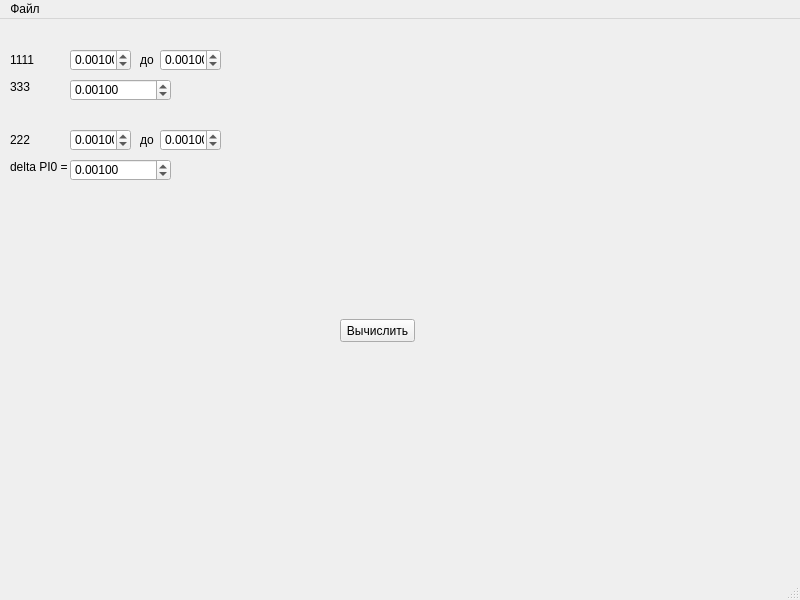
Before: the Qt Designer form practic/test.ui in Pirozhok76/TryPr, drawn with Qt 5.
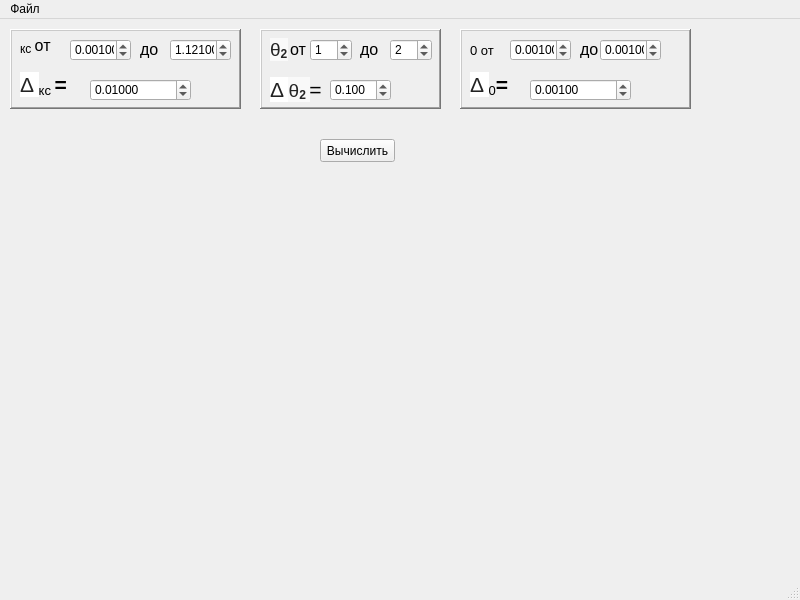
After: the same form once the commit is applied. Icons and pictures are not drawn.

Commit message: add teta om UI, fix bugs

```diff
--- a/practic/test.ui
+++ b/practic/test.ui
@@ -24,8 +24,8 @@
    <widget class="QPushButton" name="btn1">
     <property name="geometry">
      <rect>
-      <x>340</x>
-      <y>300</y>
+      <x>320</x>
+      <y>120</y>
       <width>75</width>
       <height>23</height>
      </rect>
@@ -34,138 +34,39 @@
      <string>Вычислить</string>
     </property>
    </widget>
+   <widget class="QFrame" name="frame">
+    <property name="geometry">
+     <rect>
+      <x>10</x>
+      <y>10</y>
+      <width>231</width>
+      <height>80</height>
+     </rect>
+    </property>
+    <property name="frameShape">
+     <enum>QFrame::WinPanel</enum>
+    </property>
+    <property name="frameShadow">
+     <enum>QFrame::Raised</enum>
+    </property>
    <widget class="QLabel" name="lbl_1">
     <property name="geometry">
      <rect>
       <x>10</x>
-      <y>30</y>
-      <width>51</width>
-      <height>21</height>
+       <y>0</y>
+       <width>41</width>
+       <height>31</height>
      </rect>
     </property>
     <property name="text">
-     <string>1111</string>
-    </property>
-   </widget>
-   <widget class="QLabel" name="lbl_2">
-    <property name="geometry">
-     <rect>
-      <x>10</x>
-      <y>60</y>
-      <width>61</width>
-      <height>16</height>
-     </rect>
-    </property>
-    <property name="text">
-     <string>333</string>
-    </property>
-   </widget>
-   <widget class="QDoubleSpinBox" name="dblSpinBox">
-    <property name="geometry">
-     <rect>
-      <x>70</x>
-      <y>60</y>
-      <width>101</width>
-      <height>22</height>
-     </rect>
-    </property>
-    <property name="wrapping">
-     <bool>true</bool>
-    </property>
-    <property name="decimals">
-     <number>5</number>
-    </property>
-    <property name="minimum">
-     <double>0.001000000000000</double>
-    </property>
-    <property name="maximum">
-     <double>0.500000000000000</double>
-    </property>
-    <property name="singleStep">
-     <double>0.001000000000000</double>
-    </property>
-   </widget>
-   <widget class="QLabel" name="lbl_3">
-    <property name="geometry">
-     <rect>
-      <x>10</x>
-      <y>140</y>
-      <width>61</width>
-      <height>16</height>
-     </rect>
-    </property>
-    <property name="text">
-     <string>delta PI0 = </string>
-    </property>
-   </widget>
-   <widget class="QLabel" name="lbl_4">
-    <property name="geometry">
-     <rect>
-      <x>10</x>
-      <y>110</y>
-      <width>51</width>
-      <height>21</height>
-     </rect>
-    </property>
-    <property name="text">
-     <string>222</string>
-    </property>
-   </widget>
-   <widget class="QDoubleSpinBox" name="dblSpinBox_2">
-    <property name="geometry">
-     <rect>
-      <x>70</x>
-      <y>140</y>
-      <width>101</width>
-      <height>22</height>
-     </rect>
-    </property>
-    <property name="wrapping">
-     <bool>true</bool>
-    </property>
-    <property name="decimals">
-     <number>5</number>
-    </property>
-    <property name="minimum">
-     <double>0.001000000000000</double>
-    </property>
-    <property name="maximum">
-     <double>0.500000000000000</double>
-    </property>
-    <property name="singleStep">
-     <double>0.001000000000000</double>
+      <string>&lt;html&gt;&lt;head/&gt;&lt;body&gt;&lt;p&gt;&lt;img src=&quot;file:///C:\Users\arist\AppData\Local\Temp\msohtmlclip1\01\clip_image002.png&quot; width=&quot;11&quot; height=&quot;26&quot;/&gt;&lt;span style=&quot; font-family:'Times New Roman,serif'; font-size:14pt; vertical-align:sub;&quot;&gt;кс &lt;/span&gt;&lt;span style=&quot; font-family:'Times New Roman,serif'; font-size:12pt;&quot;&gt;от&lt;/span&gt;&lt;/p&gt;&lt;/body&gt;&lt;/html&gt;</string>
     </property>
    </widget>
    <widget class="QDoubleSpinBox" name="dblSpinBox_3">
     <property name="geometry">
      <rect>
-      <x>70</x>
-      <y>30</y>
-      <width>61</width>
-      <height>22</height>
-     </rect>
-    </property>
-    <property name="wrapping">
-     <bool>true</bool>
-    </property>
-    <property name="decimals">
-     <number>5</number>
-    </property>
-    <property name="minimum">
-     <double>0.001000000000000</double>
-    </property>
-    <property name="maximum">
-     <double>0.500000000000000</double>
-    </property>
-    <property name="singleStep">
-     <double>0.001000000000000</double>
-    </property>
-   </widget>
-   <widget class="QDoubleSpinBox" name="dblSpinBox_4">
-    <property name="geometry">
-     <rect>
-      <x>160</x>
-      <y>30</y>
+       <x>60</x>
+       <y>10</y>
       <width>61</width>
       <height>22</height>
      </rect>
@@ -189,21 +90,110 @@
    <widget class="QLabel" name="lbl_7">
     <property name="geometry">
      <rect>
-      <x>140</x>
-      <y>30</y>
+       <x>130</x>
+       <y>10</y>
       <width>21</width>
       <height>21</height>
      </rect>
     </property>
     <property name="text">
-     <string>до</string>
-    </property>
-   </widget>
+      <string>&lt;html&gt;&lt;head/&gt;&lt;body&gt;&lt;p&gt;&lt;span style=&quot; font-size:12pt;&quot;&gt;до&lt;/span&gt;&lt;/p&gt;&lt;/body&gt;&lt;/html&gt;</string>
+     </property>
+    </widget>
+    <widget class="QDoubleSpinBox" name="dblSpinBox_4">
+     <property name="geometry">
+      <rect>
+       <x>160</x>
+       <y>10</y>
+       <width>61</width>
+       <height>22</height>
+      </rect>
+     </property>
+     <property name="wrapping">
+      <bool>true</bool>
+     </property>
+     <property name="decimals">
+      <number>5</number>
+     </property>
+     <property name="minimum">
+      <double>0.001000000000000</double>
+     </property>
+     <property name="maximum">
+      <double>2.000000000000000</double>
+     </property>
+     <property name="singleStep">
+      <double>0.001000000000000</double>
+     </property>
+     <property name="value">
+      <double>1.121000000000000</double>
+     </property>
+    </widget>
+    <widget class="QLabel" name="lbl_2">
+     <property name="geometry">
+      <rect>
+       <x>10</x>
+       <y>40</y>
+       <width>81</width>
+       <height>31</height>
+      </rect>
+     </property>
+     <property name="text">
+      <string>&lt;!DOCTYPE HTML PUBLIC &quot;-//W3C//DTD HTML 4.0//EN&quot; &quot;http://www.w3.org/TR/REC-html40/strict.dtd&quot;&gt;
+&lt;html&gt;&lt;head&gt;&lt;meta name=&quot;qrichtext&quot; content=&quot;1&quot; /&gt;&lt;style type=&quot;text/css&quot;&gt;
+p, li { white-space: pre-wrap; }
+&lt;/style&gt;&lt;/head&gt;&lt;body style=&quot; font-family:'MS Shell Dlg 2'; font-size:8pt; font-weight:400; font-style:normal;&quot;&gt;
+&lt;p style=&quot; margin-top:12px; margin-bottom:12px; margin-left:0px; margin-right:0px; -qt-block-indent:0; text-indent:0px;&quot;&gt;&lt;span style=&quot; font-family:'arial,sans-serif'; font-size:16pt; color:#222222; background-color:#ffffff;&quot;&gt;Δ &lt;/span&gt;&lt;img src=&quot;file:///C:\Users\arist\AppData\Local\Temp\msohtmlclip1\01\clip_image002.png&quot; width=&quot;11&quot; height=&quot;26&quot; /&gt;&lt;span style=&quot; font-family:'Times New Roman,serif'; font-size:16pt; vertical-align:sub;&quot;&gt;кс &lt;/span&gt;&lt;span style=&quot; font-family:'Times New Roman,serif'; font-size:16pt; font-weight:600;&quot;&gt;=&lt;/span&gt;&lt;/p&gt;&lt;/body&gt;&lt;/html&gt;</string>
+     </property>
+    </widget>
+    <widget class="QDoubleSpinBox" name="dblSpinBox">
+     <property name="geometry">
+      <rect>
+       <x>80</x>
+       <y>50</y>
+       <width>101</width>
+       <height>22</height>
+      </rect>
+     </property>
+     <property name="wrapping">
+      <bool>true</bool>
+     </property>
+     <property name="decimals">
+      <number>5</number>
+     </property>
+     <property name="minimum">
+      <double>0.001000000000000</double>
+     </property>
+     <property name="maximum">
+      <double>1.000000000000000</double>
+     </property>
+     <property name="singleStep">
+      <double>0.000500000000000</double>
+     </property>
+     <property name="value">
+      <double>0.010000000000000</double>
+     </property>
+    </widget>
+   </widget>
+   <widget class="QFrame" name="frame_2">
+    <property name="geometry">
+     <rect>
+      <x>460</x>
+      <y>10</y>
+      <width>231</width>
+      <height>80</height>
+     </rect>
+    </property>
+    <property name="frameShape">
+     <enum>QFrame::WinPanel</enum>
+    </property>
+    <property name="frameShadow">
+     <enum>QFrame::Raised</enum>
+    </property>
    <widget class="QDoubleSpinBox" name="dblSpinBox_5">
     <property name="geometry">
      <rect>
-      <x>70</x>
-      <y>110</y>
+       <x>50</x>
+       <y>10</y>
       <width>61</width>
       <height>22</height>
      </rect>
@@ -224,24 +214,37 @@
      <double>0.001000000000000</double>
     </property>
    </widget>
+    <widget class="QLabel" name="lbl_4">
+     <property name="geometry">
+      <rect>
+       <x>10</x>
+       <y>0</y>
+       <width>51</width>
+       <height>31</height>
+      </rect>
+     </property>
+     <property name="text">
+      <string>&lt;html&gt;&lt;head/&gt;&lt;body&gt;&lt;p&gt;&lt;img src=&quot;file:///C:\Users\arist\AppData\Local\Temp\msohtmlclip1\01\clip_image002.png&quot; width=&quot;11&quot; height=&quot;26&quot;/&gt;&lt;span style=&quot; font-size:16pt; vertical-align:sub;&quot;&gt;0 от &lt;/span&gt;&lt;/p&gt;&lt;/body&gt;&lt;/html&gt;</string>
+     </property>
+    </widget>
    <widget class="QLabel" name="lbl_8">
     <property name="geometry">
      <rect>
-      <x>140</x>
-      <y>110</y>
+       <x>120</x>
+       <y>10</y>
       <width>21</width>
       <height>21</height>
      </rect>
     </property>
     <property name="text">
-     <string>до</string>
+      <string>&lt;html&gt;&lt;head/&gt;&lt;body&gt;&lt;p&gt;&lt;span style=&quot; font-size:12pt;&quot;&gt;до&lt;/span&gt;&lt;/p&gt;&lt;/body&gt;&lt;/html&gt;</string>
     </property>
    </widget>
    <widget class="QDoubleSpinBox" name="dblSpinBox_6">
     <property name="geometry">
      <rect>
-      <x>160</x>
-      <y>110</y>
+       <x>140</x>
+       <y>10</y>
       <width>61</width>
       <height>22</height>
      </rect>
@@ -261,6 +264,177 @@
     <property name="singleStep">
      <double>0.001000000000000</double>
     </property>
+    </widget>
+    <widget class="QLabel" name="lbl_3">
+     <property name="geometry">
+      <rect>
+       <x>10</x>
+       <y>40</y>
+       <width>61</width>
+       <height>31</height>
+      </rect>
+     </property>
+     <property name="text">
+      <string>&lt;html&gt;&lt;head/&gt;&lt;body&gt;&lt;p&gt;&lt;span style=&quot; font-family:'arial,sans-serif'; font-size:16pt; color:#222222; background-color:#ffffff;&quot;&gt;Δ &lt;/span&gt;&lt;img src=&quot;file:///C:\Users\arist\AppData\Local\Temp\msohtmlclip1\01\clip_image002.png&quot; width=&quot;11&quot; height=&quot;26&quot;/&gt;&lt;span style=&quot; font-size:16pt; vertical-align:sub;&quot;&gt;0&lt;/span&gt;&lt;span style=&quot; font-size:16pt;&quot;/&gt;&lt;span style=&quot; font-family:'Times New Roman,serif'; font-size:16pt; font-weight:600;&quot;&gt;=&lt;/span&gt;&lt;/p&gt;&lt;/body&gt;&lt;/html&gt;</string>
+     </property>
+    </widget>
+    <widget class="QDoubleSpinBox" name="dblSpinBox_2">
+     <property name="geometry">
+      <rect>
+       <x>70</x>
+       <y>50</y>
+       <width>101</width>
+       <height>22</height>
+      </rect>
+     </property>
+     <property name="wrapping">
+      <bool>true</bool>
+     </property>
+     <property name="decimals">
+      <number>5</number>
+     </property>
+     <property name="minimum">
+      <double>0.001000000000000</double>
+     </property>
+     <property name="maximum">
+      <double>0.500000000000000</double>
+     </property>
+     <property name="singleStep">
+      <double>0.000500000000000</double>
+     </property>
+    </widget>
+   </widget>
+   <widget class="QFrame" name="frame_3">
+    <property name="geometry">
+     <rect>
+      <x>260</x>
+      <y>10</y>
+      <width>181</width>
+      <height>80</height>
+     </rect>
+    </property>
+    <property name="frameShape">
+     <enum>QFrame::WinPanel</enum>
+    </property>
+    <property name="frameShadow">
+     <enum>QFrame::Raised</enum>
+    </property>
+    <widget class="QLabel" name="lbl_9">
+     <property name="geometry">
+      <rect>
+       <x>10</x>
+       <y>0</y>
+       <width>21</width>
+       <height>41</height>
+      </rect>
+     </property>
+     <property name="text">
+      <string>&lt;html&gt;&lt;head/&gt;&lt;body&gt;&lt;p&gt;&lt;span style=&quot; font-family:'serif'; font-size:14pt; color:#252525; background-color:#f9f9f9;&quot;&gt;θ&lt;/span&gt;&lt;span style=&quot; font-family:'serif'; font-size:14pt; font-weight:600; color:#252525; background-color:#f9f9f9; vertical-align:sub;&quot;&gt;2&lt;/span&gt;&lt;/p&gt;&lt;/body&gt;&lt;/html&gt;</string>
+     </property>
+    </widget>
+    <widget class="QLabel" name="lbl_10">
+     <property name="geometry">
+      <rect>
+       <x>30</x>
+       <y>10</y>
+       <width>21</width>
+       <height>21</height>
+      </rect>
+     </property>
+     <property name="text">
+      <string>&lt;html&gt;&lt;head/&gt;&lt;body&gt;&lt;p&gt;&lt;span style=&quot; font-size:12pt;&quot;&gt;от&lt;/span&gt;&lt;/p&gt;&lt;/body&gt;&lt;/html&gt;</string>
+     </property>
+    </widget>
+    <widget class="QLabel" name="lbl_11">
+     <property name="geometry">
+      <rect>
+       <x>100</x>
+       <y>10</y>
+       <width>21</width>
+       <height>21</height>
+      </rect>
+     </property>
+     <property name="text">
+      <string>&lt;html&gt;&lt;head/&gt;&lt;body&gt;&lt;p&gt;&lt;span style=&quot; font-size:12pt;&quot;&gt;до&lt;/span&gt;&lt;/p&gt;&lt;/body&gt;&lt;/html&gt;</string>
+     </property>
+    </widget>
+    <widget class="QSpinBox" name="spinBox">
+     <property name="geometry">
+      <rect>
+       <x>50</x>
+       <y>10</y>
+       <width>42</width>
+       <height>22</height>
+      </rect>
+     </property>
+     <property name="maximum">
+      <number>99</number>
+     </property>
+     <property name="value">
+      <number>1</number>
+     </property>
+    </widget>
+    <widget class="QSpinBox" name="spinBox_2">
+     <property name="geometry">
+      <rect>
+       <x>130</x>
+       <y>10</y>
+       <width>42</width>
+       <height>22</height>
+      </rect>
+     </property>
+     <property name="maximum">
+      <number>99</number>
+     </property>
+     <property name="value">
+      <number>2</number>
+     </property>
+    </widget>
+    <widget class="QLabel" name="lbl_5">
+     <property name="geometry">
+      <rect>
+       <x>10</x>
+       <y>40</y>
+       <width>81</width>
+       <height>41</height>
+      </rect>
+     </property>
+     <property name="text">
+      <string>&lt;!DOCTYPE HTML PUBLIC &quot;-//W3C//DTD HTML 4.0//EN&quot; &quot;http://www.w3.org/TR/REC-html40/strict.dtd&quot;&gt;
+&lt;html&gt;&lt;head&gt;&lt;meta name=&quot;qrichtext&quot; content=&quot;1&quot; /&gt;&lt;style type=&quot;text/css&quot;&gt;
+p, li { white-space: pre-wrap; }
+&lt;/style&gt;&lt;/head&gt;&lt;body style=&quot; font-family:'MS Shell Dlg 2'; font-size:8pt; font-weight:400; font-style:normal;&quot;&gt;
+&lt;p style=&quot; margin-top:12px; margin-bottom:12px; margin-left:0px; margin-right:0px; -qt-block-indent:0; text-indent:0px;&quot;&gt;&lt;span style=&quot; font-family:'arial,sans-serif'; font-size:16pt; color:#222222; background-color:#ffffff;&quot;&gt;Δ &lt;/span&gt;&lt;span style=&quot; font-family:'serif'; font-size:14pt; color:#252525; background-color:#f9f9f9;&quot;&gt;θ&lt;/span&gt;&lt;span style=&quot; font-family:'serif'; font-size:14pt; font-weight:600; color:#252525; background-color:#f9f9f9; vertical-align:sub;&quot;&gt;2 &lt;/span&gt;&lt;span style=&quot; font-family:'Times New Roman,serif'; font-size:16pt;&quot;&gt;=&lt;/span&gt;&lt;/p&gt;&lt;/body&gt;&lt;/html&gt;</string>
+     </property>
+    </widget>
+    <widget class="QDoubleSpinBox" name="dblSpinBox_7">
+     <property name="geometry">
+      <rect>
+       <x>70</x>
+       <y>50</y>
+       <width>61</width>
+       <height>22</height>
+      </rect>
+     </property>
+     <property name="wrapping">
+      <bool>true</bool>
+     </property>
+     <property name="decimals">
+      <number>3</number>
+     </property>
+     <property name="minimum">
+      <double>0.001000000000000</double>
+     </property>
+     <property name="maximum">
+      <double>2.000000000000000</double>
+     </property>
+     <property name="singleStep">
+      <double>0.050000000000000</double>
+     </property>
+     <property name="value">
+      <double>0.100000000000000</double>
+     </property>
+    </widget>
    </widget>
   </widget>
   <widget class="QMenuBar" name="menubar">
```
Lines whose indentation alone changed are shown as unchanged. The commit also changes 3 other files.
